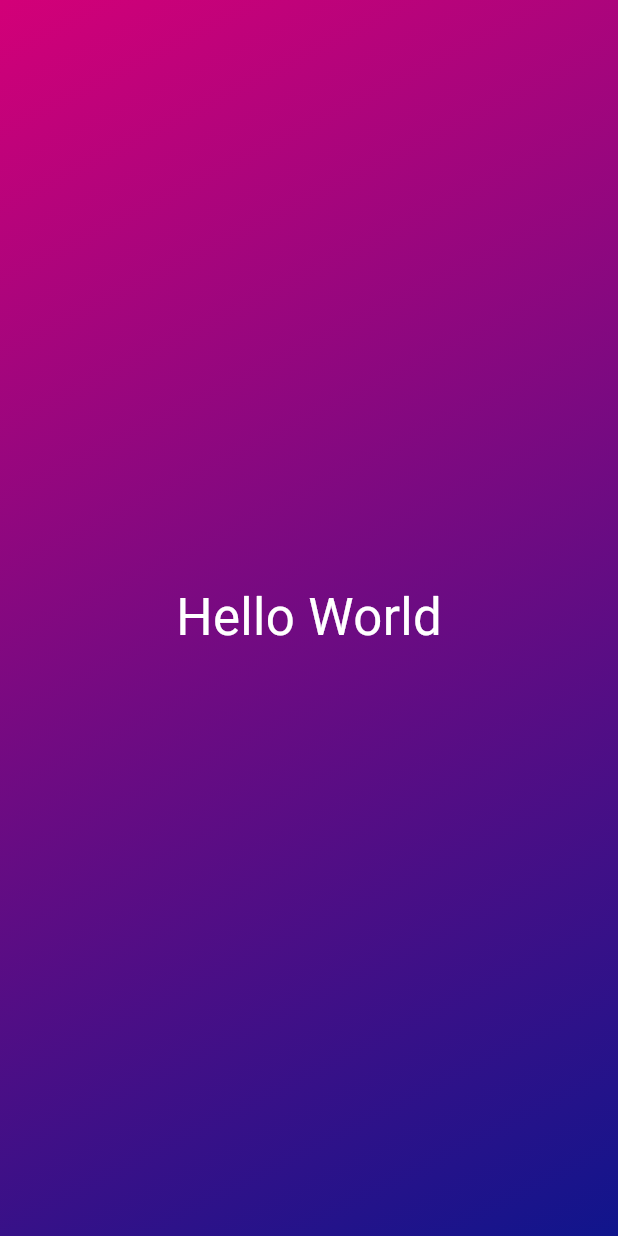
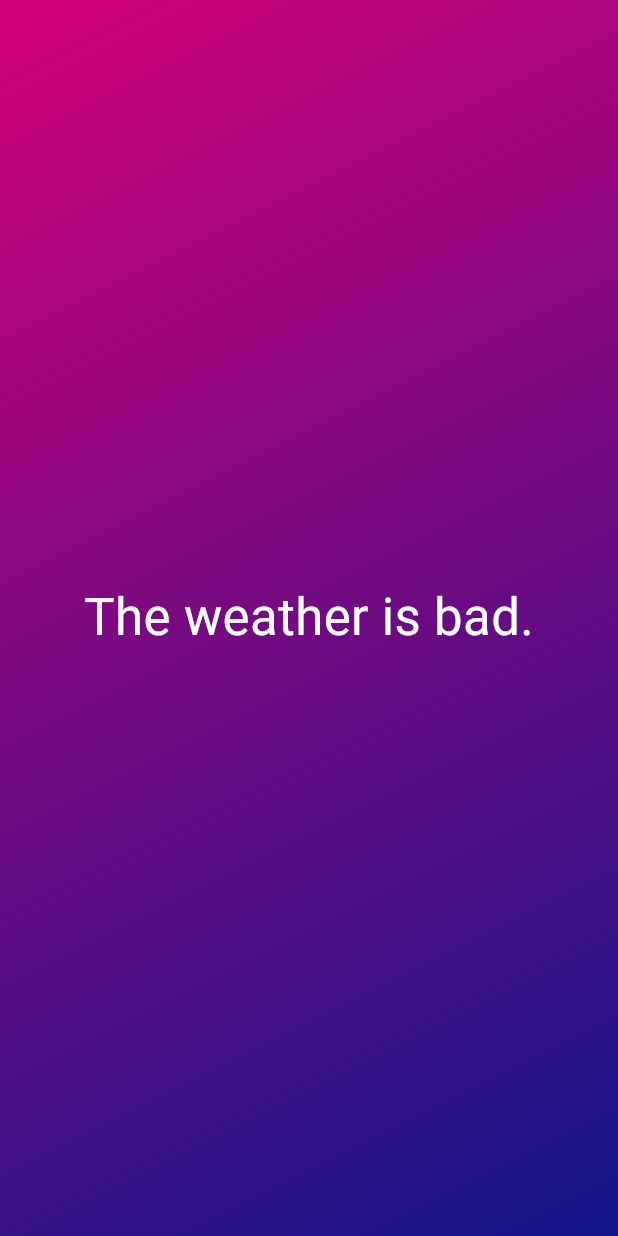
Before and after one commit to chris-zaharia/first_app, a Flutter app: the screen it shows after launch, on a phone screen of 412 x 824 dp. Run offline on Flutter 3.47's test engine with Material 3 defaults, Android fonts, the phone set to English and light mode, and no system bars.

Commit message:
GradientContainer & Centered widget complete

```diff
--- /dev/null
+++ b/lib/centered.dart
@@ -0,0 +1,18 @@
+import 'package:flutter/material.dart';
+
+class Centered extends StatelessWidget {
+  Centered(this.text, {super.key});
+  String text;
+  @override
+  Widget build(BuildContext context) {
+    return Center(
+      child: Text(
+        text,
+        style: TextStyle(
+          color: Colors.white,
+          fontSize: 34,
+        ),
+      ),
+    );
+  }
+}
--- /dev/null
+++ b/lib/gradient_container.dart
@@ -0,0 +1,24 @@
+import 'package:first_app/centered.dart';
+import 'package:flutter/material.dart';
+
+class GradientContainer extends StatelessWidget {
+  const GradientContainer({super.key});
+
+  @override
+  Widget build(BuildContext context) {
+    // TODO: implement build
+    return Container(
+      decoration: const BoxDecoration(
+        gradient: LinearGradient(
+          begin: Alignment.topLeft,
+          end: Alignment.bottomRight,
+          colors: [
+            Color.fromARGB(255, 211, 0, 120),
+            Color.fromARGB(255, 16, 21, 140),
+          ],
+        ),
+      ),
+      child: Centered("The weather is bad."),
+    );
+  }
+}
```
Also changed, not shown: lib/main.dart (+3 -21 lines).
